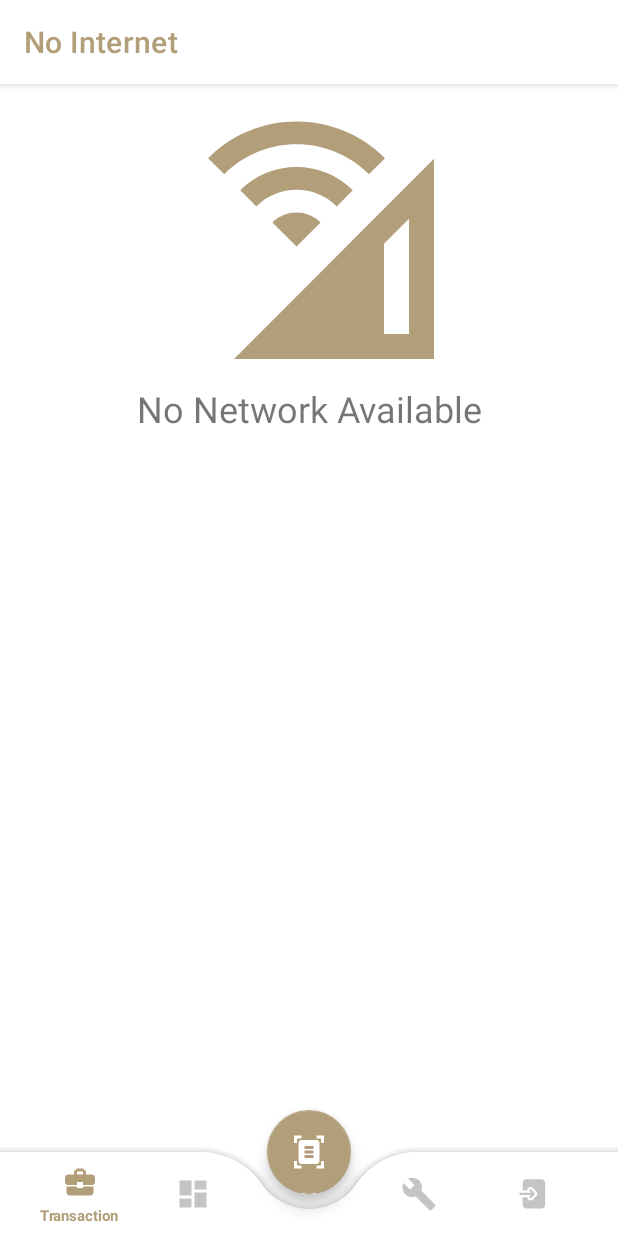
After one commit to auliamey/Android-JWR, an Android app: the NoNetworkFragment screen opened through its navigation route, on a phone screen of 412 x 824 dp. The commit adds this screen. Run offline under Robolectric (Android 15) with nearby library versions, the phone set to English and light mode, and no system bars; our stand-ins replace Room's generated code, navigation-ui; Roboto replaces fonts that are not available here; 5 statements that could not run were skipped.

Commit message:
no network

```diff
--- a/app/src/main/java/com/example/pbd_jwr/MainActivity.kt
+++ b/app/src/main/java/com/example/pbd_jwr/MainActivity.kt
@@ -63,7 +63,7 @@ class MainActivity : AppCompatActivity() {
         // menu should be considered as top level destinations.
         val appBarConfiguration = AppBarConfiguration(
             setOf(
-                R.id.navigation_transaction, R.id.navigation_dashboard, R.id.navigation_settings, R.id.navigation_transaction_add, R.id.navigation_transaction_detail, R.id.navigation_twibbon, R.id.navigation_scan
+                R.id.navigation_transaction, R.id.navigation_dashboard, R.id.navigation_settings, R.id.navigation_transaction_add, R.id.navigation_transaction_detail, R.id.navigation_twibbon, R.id.navigation_scan, R.id.navigation_nonetwork
             )
         )
         setupActionBarWithNavController(navController, appBarConfiguration)
--- /dev/null
+++ b/app/src/main/java/com/example/pbd_jwr/ui/noNetwork/NoNetworkFragment.kt
@@ -0,0 +1,27 @@
+package com.example.pbd_jwr.ui.noNetwork
+
+import android.os.Bundle
+import android.view.LayoutInflater
+import android.view.View
+import android.view.ViewGroup
+import androidx.fragment.app.Fragment
+import com.example.pbd_jwr.databinding.FragmentNonetworkBinding
+
+
+class NoNetworkFragment : Fragment() {
+
+
+    private var _binding: FragmentNonetworkBinding? = null
+
+    private val binding get() = _binding!!
+
+
+    override fun onCreateView(inflater: LayoutInflater, container: ViewGroup?, savedInstanceState: Bundle?): View {
+        _binding = FragmentNonetworkBinding.inflate(inflater, container, false)
+        return binding.root
+    }
+
+
+
+
+}
--- a/app/src/main/java/com/example/pbd_jwr/ui/scan/ScanFragment.kt
+++ b/app/src/main/java/com/example/pbd_jwr/ui/scan/ScanFragment.kt
@@ -5,11 +5,15 @@ import android.annotation.SuppressLint
 import android.app.Activity.RESULT_OK
 import android.app.AlertDialog
 import android.content.Context
+import android.content.Context.CONNECTIVITY_SERVICE
 import android.content.Intent
 import android.content.SharedPreferences
 import android.content.pm.PackageManager
 import android.graphics.Bitmap
 import android.graphics.BitmapFactory
+import android.hardware.SensorManager
+import android.net.ConnectivityManager
+import android.net.NetworkCapabilities
 import android.net.Uri
 import android.os.Bundle
 import android.os.Environment
@@ -24,9 +28,12 @@ import android.widget.ListView
 import android.widget.Toast
 import androidx.activity.result.contract.ActivityResultContracts
 import androidx.core.content.ContextCompat
+import androidx.core.content.ContextCompat.getSystemService
 import androidx.core.content.FileProvider
+import androidx.core.content.getSystemService
 import androidx.fragment.app.Fragment
 import androidx.lifecycle.ViewModelProvider
+import androidx.navigation.fragment.findNavController
 import com.example.pbd_jwr.R
 import com.example.pbd_jwr.data.entity.Transaction
 import com.example.pbd_jwr.data.model.Category
@@ -54,7 +61,7 @@ class ScanFragment : Fragment() {
     var transactionDummyData: String = ""
     private var _binding: FragmentScanBinding? = null
     private lateinit var mTransactionViewModel: TransactionViewModel
-
+    private lateinit var connectivityManager: ConnectivityManager
 
     private val binding get() = _binding!!
 
@@ -89,6 +96,7 @@ class ScanFragment : Fragment() {
 
     override fun onCreateView(inflater: LayoutInflater, container: ViewGroup?, savedInstanceState: Bundle?): View {
         _binding = FragmentScanBinding.inflate(inflater, container, false)
+        connectivityManager = activity?.getSystemService(CONNECTIVITY_SERVICE) as ConnectivityManager
         return binding.root
     }
 
@@ -113,10 +121,14 @@ class ScanFragment : Fragment() {
         }
 
         binding.uploadBtn.setOnClickListener {
-            imageUri?.let { uri ->
-                uploadImage(uri)
-            } ?: run {
-                Toast.makeText(context, "No image selected or taken", Toast.LENGTH_SHORT).show()
+            if(isNetworkAvailable()){
+                imageUri?.let { uri ->
+                    uploadImage(uri)
+                } ?: run {
+                    Toast.makeText(context, "No image selected or taken", Toast.LENGTH_SHORT).show()
+                }
+            }else{
+                findNavController().navigate(R.id.navigation_nonetwork)
             }
         }
 
@@ -345,4 +357,13 @@ class ScanFragment : Fragment() {
         return transactions
     }
 
+    private fun isNetworkAvailable(): Boolean {
+        val network = connectivityManager.activeNetwork
+        val networkCapabilities = connectivityManager.getNetworkCapabilities(network)
+        return networkCapabilities != null && (
+                networkCapabilities.hasTransport(NetworkCapabilities.TRANSPORT_WIFI) ||
+                        networkCapabilities.hasTransport(NetworkCapabilities.TRANSPORT_CELLULAR)
+                )
+    }
+
 }
--- /dev/null
+++ b/app/src/main/res/drawable/baseline_cell_wifi.xml
@@ -0,0 +1,5 @@
+<vector android:height="200dp" android:tint="#B29F7A"
+    android:viewportHeight="24" android:viewportWidth="24"
+    android:width="200dp" xmlns:android="http://schemas.android.com/apk/res/android">
+    <path android:fillColor="@android:color/white" android:pathData="M18,9.98L6,22h12h4V5.97L18,9.98zM20,20h-2v-7.22l2,-2V20zM5.22,7.22L3.93,5.93c3.9,-3.91 10.24,-3.91 14.15,0l-1.29,1.29C13.6,4.03 8.41,4.03 5.22,7.22zM12.93,11.07L11,13l-1.93,-1.93C10.14,10.01 11.86,10.01 12.93,11.07zM14.22,9.79c-1.78,-1.77 -4.66,-1.77 -6.43,0L6.5,8.5c2.48,-2.48 6.52,-2.48 9,0L14.22,9.79z"/>
+</vector>
--- /dev/null
+++ b/app/src/main/res/layout/fragment_nonetwork.xml
@@ -0,0 +1,32 @@
+<?xml version="1.0" encoding="utf-8"?>
+<androidx.constraintlayout.widget.ConstraintLayout xmlns:android="http://schemas.android.com/apk/res/android"
+    android:layout_width="match_parent"
+    android:layout_height="match_parent"
+    xmlns:tools="http://schemas.android.com/tools"
+    xmlns:app="http://schemas.android.com/apk/res-auto"
+
+    >
+
+
+    <ImageView
+        android:id="@+id/noInternet"
+        android:layout_width="wrap_content"
+        android:layout_height="wrap_content"
+        android:src="@drawable/baseline_cell_wifi"
+        app:layout_constraintTop_toTopOf="parent"
+        app:layout_constraintLeft_toLeftOf="parent"
+        app:layout_constraintRight_toRightOf="parent"
+
+        />
+
+    <TextView
+        app:layout_constraintRight_toRightOf="parent"
+        app:layout_constraintLeft_toLeftOf="parent"
+        app:layout_constraintTop_toBottomOf="@id/noInternet"
+        android:layout_width="wrap_content"
+        android:layout_height="wrap_content"
+        android:text="No Network Available"
+        android:textSize="24sp"
+        />
+
+</androidx.constraintlayout.widget.ConstraintLayout>
--- a/app/src/main/res/navigation/mobile_navigation.xml
+++ b/app/src/main/res/navigation/mobile_navigation.xml
@@ -71,4 +71,10 @@
         android:id="@+id/navigation_twibbon"
         android:name="com.example.pbd_jwr.ui.twibbon.TwibbonFragment"
         android:label="Twibbon" />
+
+    <fragment
+        android:id="@+id/navigation_nonetwork"
+        android:name="com.example.pbd_jwr.ui.noNetwork.NoNetworkFragment"
+        android:label="No Internet"
+        />
 </navigation>
```
